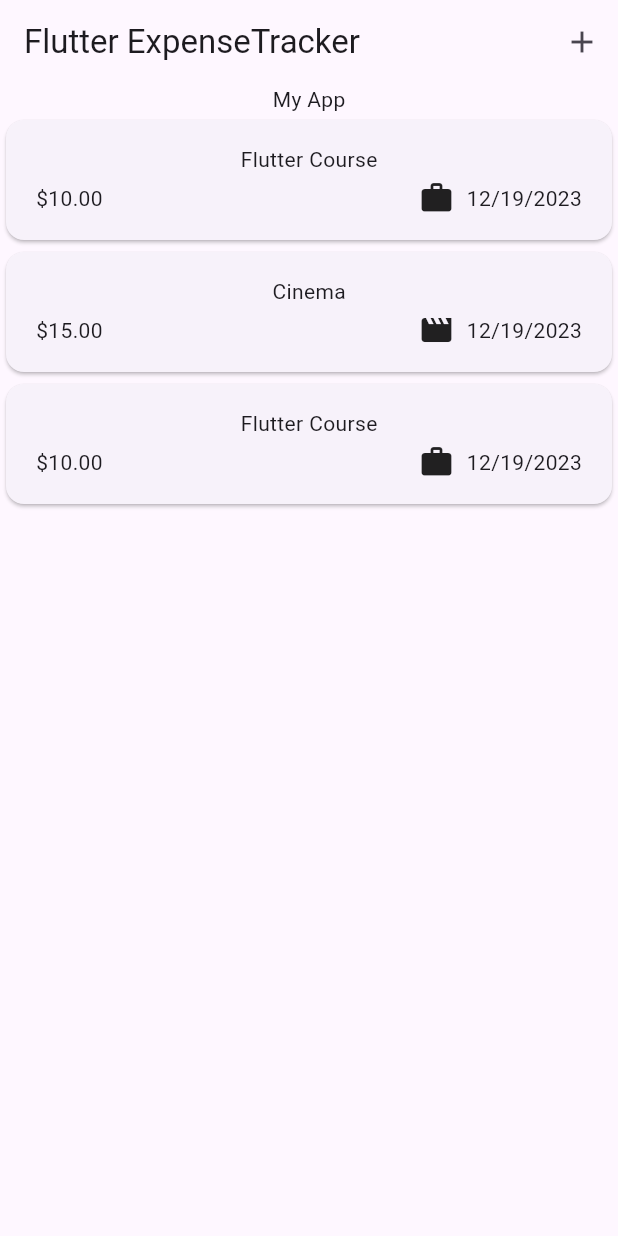
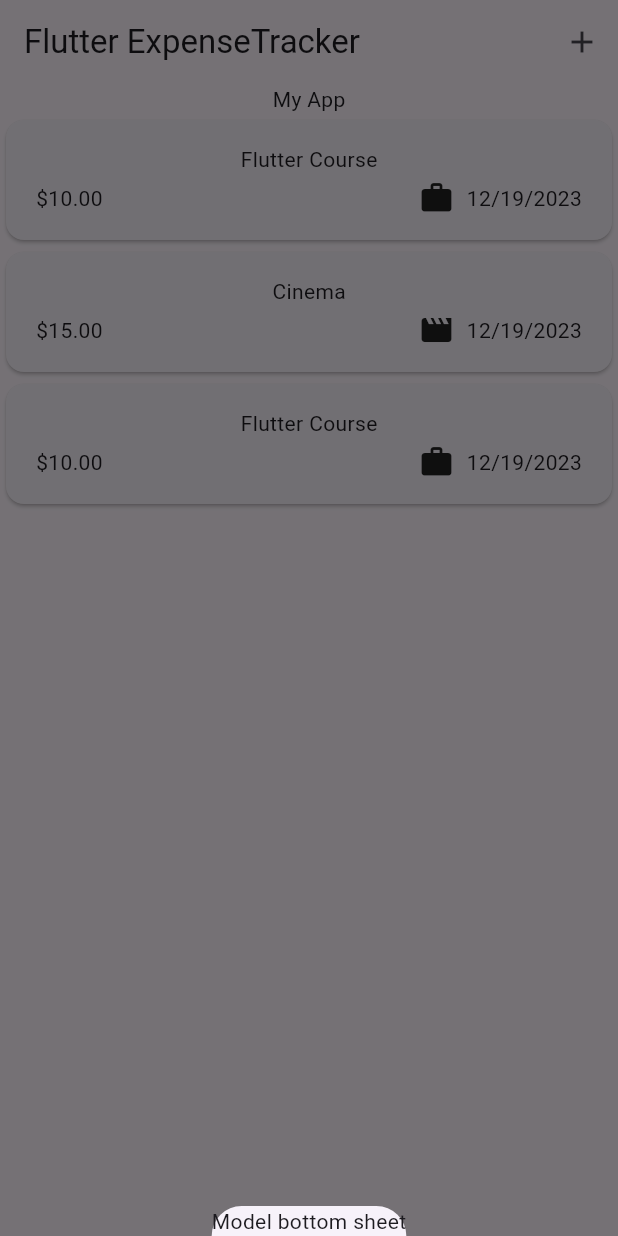
Before and after one commit to TienPhuc02/flutter-academind, a Flutter app: the screen it shows after launch, after a tap on the "add" icon, on a phone screen of 412 x 824 dp. Run offline on Flutter 3.47's test engine with Material 3 defaults, Android fonts, the phone set to English and light mode, and no system bars; our stand-ins replace google_fonts.

Commit message:
modal sheet & understanding context

```diff
--- a/flutter_chapter_5/lib/widgets/expenses.dart
+++ b/flutter_chapter_5/lib/widgets/expenses.dart
@@ -32,12 +32,24 @@ class _ExpenState extends State<Expenses> {
       date: DateTime.now(),
     ),
   ];
+  void _openAddExpenseOverlay() {
+    showModalBottomSheet(
+      context: context,
+      builder: (ctx) => const Text("Model bottom sheet"),
+    );
+  }
+
   @override
   Widget build(BuildContext context) {
     return Scaffold(
       appBar: AppBar(
         title: const Text("Flutter ExpenseTracker"),
-        actions: [IconButton(onPressed: () {}, icon: const Icon(Icons.add))],
+        actions: [
+          IconButton(
+            onPressed: _openAddExpenseOverlay,
+            icon: const Icon(Icons.add),
+          )
+        ],
       ),
       body: Column(
         children: [
```
